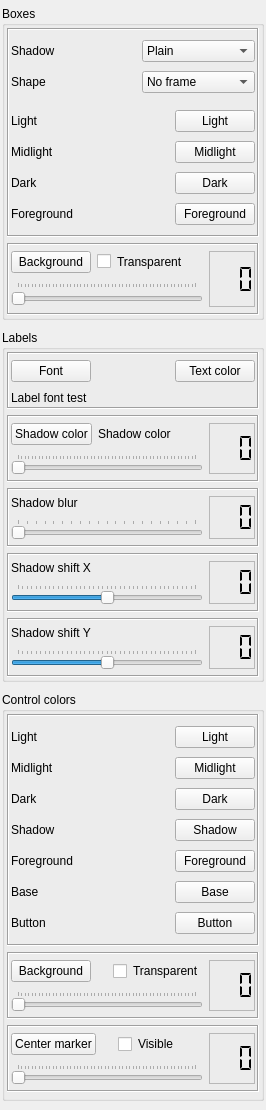
Qt form src/plugins/map/mapoptions2.ui (xnamed/vacuum-im) before a commit.
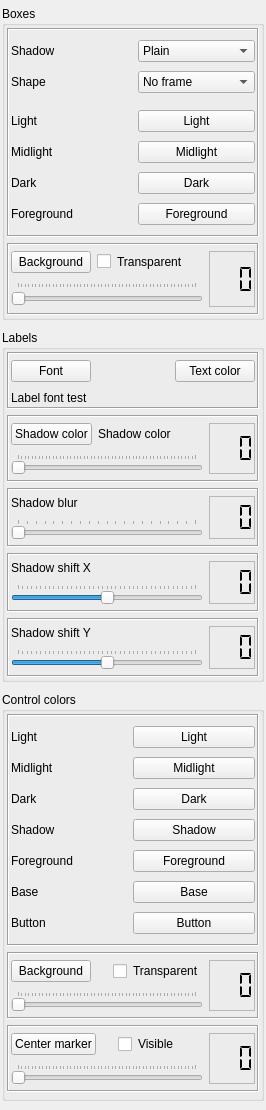
The same form after that commit.

The edit to the form file:
```diff
--- a/src/plugins/map/mapoptions2.ui
+++ b/src/plugins/map/mapoptions2.ui
@@ -106,7 +106,7 @@
            <item row="0" column="0">
             <widget class="QLabel" name="lblBoxShadow">
              <property name="sizePolicy">
-              <sizepolicy hsizetype="Expanding" vsizetype="Preferred">
+              <sizepolicy hsizetype="Preferred" vsizetype="Preferred">
                <horstretch>0</horstretch>
                <verstretch>0</verstretch>
               </sizepolicy>
@@ -185,7 +185,7 @@
            <item row="1" column="0">
             <widget class="QLabel" name="lblBoxShape">
              <property name="sizePolicy">
-              <sizepolicy hsizetype="Expanding" vsizetype="Preferred">
+              <sizepolicy hsizetype="Preferred" vsizetype="Preferred">
                <horstretch>0</horstretch>
                <verstretch>0</verstretch>
               </sizepolicy>
@@ -267,7 +267,7 @@
            <item row="0" column="0">
             <widget class="QLabel" name="label_4">
              <property name="sizePolicy">
-              <sizepolicy hsizetype="Expanding" vsizetype="Preferred">
+              <sizepolicy hsizetype="Preferred" vsizetype="Preferred">
                <horstretch>0</horstretch>
                <verstretch>0</verstretch>
               </sizepolicy>
@@ -280,7 +280,7 @@
            <item row="2" column="0">
             <widget class="QLabel" name="label_5">
              <property name="sizePolicy">
-              <sizepolicy hsizetype="Expanding" vsizetype="Preferred">
+              <sizepolicy hsizetype="Preferred" vsizetype="Preferred">
                <horstretch>0</horstretch>
                <verstretch>0</verstretch>
               </sizepolicy>
@@ -293,7 +293,7 @@
            <item row="1" column="0">
             <widget class="QLabel" name="label_6">
              <property name="sizePolicy">
-              <sizepolicy hsizetype="Expanding" vsizetype="Preferred">
+              <sizepolicy hsizetype="Preferred" vsizetype="Preferred">
                <horstretch>0</horstretch>
                <verstretch>0</verstretch>
               </sizepolicy>
@@ -356,7 +356,7 @@
            <item row="3" column="0">
             <widget class="QLabel" name="label_7">
              <property name="sizePolicy">
-              <sizepolicy hsizetype="Expanding" vsizetype="Preferred">
+              <sizepolicy hsizetype="Preferred" vsizetype="Preferred">
                <horstretch>0</horstretch>
                <verstretch>0</verstretch>
               </sizepolicy>
@@ -712,7 +712,7 @@
          <item row="0" column="1">
           <widget class="QLabel" name="label_15">
            <property name="sizePolicy">
-            <sizepolicy hsizetype="Expanding" vsizetype="Preferred">
+            <sizepolicy hsizetype="Preferred" vsizetype="Preferred">
              <horstretch>0</horstretch>
              <verstretch>0</verstretch>
             </sizepolicy>
@@ -1336,7 +1336,7 @@
            <item row="2" column="0">
             <widget class="QLabel" name="label_10">
              <property name="sizePolicy">
-              <sizepolicy hsizetype="Expanding" vsizetype="Preferred">
+              <sizepolicy hsizetype="Preferred" vsizetype="Preferred">
                <horstretch>0</horstretch>
                <verstretch>0</verstretch>
               </sizepolicy>
@@ -1349,7 +1349,7 @@
            <item row="1" column="0">
             <widget class="QLabel" name="label_9">
              <property name="sizePolicy">
-              <sizepolicy hsizetype="Expanding" vsizetype="Preferred">
+              <sizepolicy hsizetype="Preferred" vsizetype="Preferred">
                <horstretch>0</horstretch>
                <verstretch>0</verstretch>
               </sizepolicy>
@@ -1362,7 +1362,7 @@
            <item row="0" column="0">
             <widget class="QLabel" name="label_8">
              <property name="sizePolicy">
-              <sizepolicy hsizetype="Expanding" vsizetype="Preferred">
+              <sizepolicy hsizetype="Preferred" vsizetype="Preferred">
                <horstretch>0</horstretch>
                <verstretch>0</verstretch>
               </sizepolicy>
@@ -1375,7 +1375,7 @@
            <item row="4" column="0">
             <widget class="QLabel" name="label_12">
              <property name="sizePolicy">
-              <sizepolicy hsizetype="Expanding" vsizetype="Preferred">
+              <sizepolicy hsizetype="Preferred" vsizetype="Preferred">
                <horstretch>0</horstretch>
                <verstretch>0</verstretch>
               </sizepolicy>
@@ -1388,7 +1388,7 @@
            <item row="3" column="0">
             <widget class="QLabel" name="label_11">
              <property name="sizePolicy">
-              <sizepolicy hsizetype="Expanding" vsizetype="Preferred">
+              <sizepolicy hsizetype="Preferred" vsizetype="Preferred">
                <horstretch>0</horstretch>
                <verstretch>0</verstretch>
               </sizepolicy>
@@ -1426,7 +1426,7 @@
            <item row="5" column="0">
             <widget class="QLabel" name="label_13">
              <property name="sizePolicy">
-              <sizepolicy hsizetype="Expanding" vsizetype="Preferred">
+              <sizepolicy hsizetype="Preferred" vsizetype="Preferred">
                <horstretch>0</horstretch>
                <verstretch>0</verstretch>
               </sizepolicy>
@@ -1439,7 +1439,7 @@
            <item row="6" column="0">
             <widget class="QLabel" name="label_14">
              <property name="sizePolicy">
-              <sizepolicy hsizetype="Expanding" vsizetype="Preferred">
+              <sizepolicy hsizetype="Preferred" vsizetype="Preferred">
                <horstretch>0</horstretch>
                <verstretch>0</verstretch>
               </sizepolicy>
```
Left out of the diff: 70 changed lines with no effect on the pictures.
